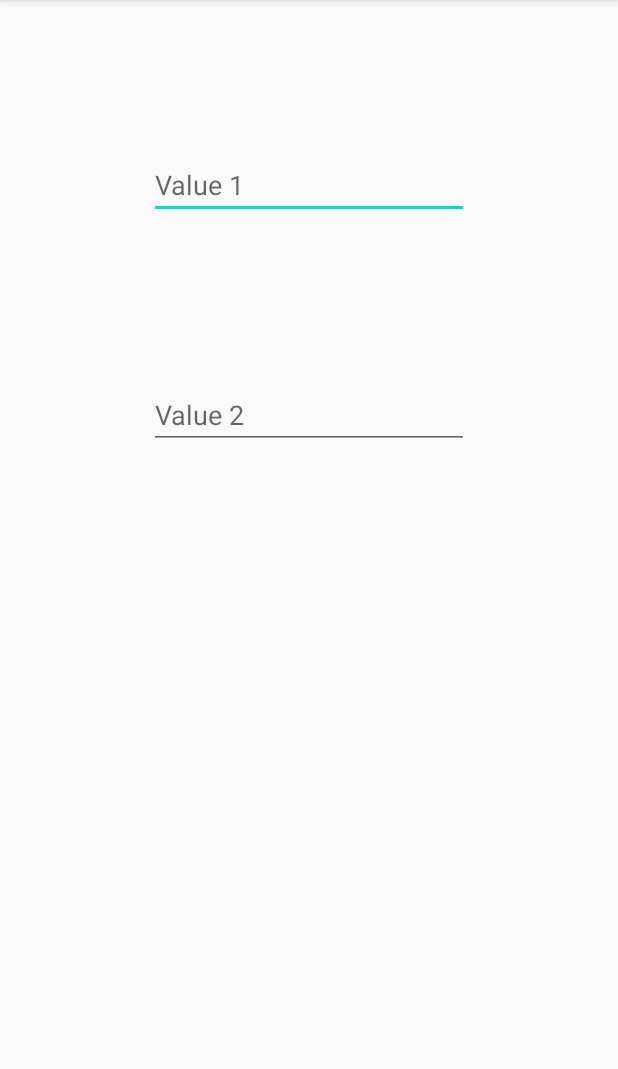
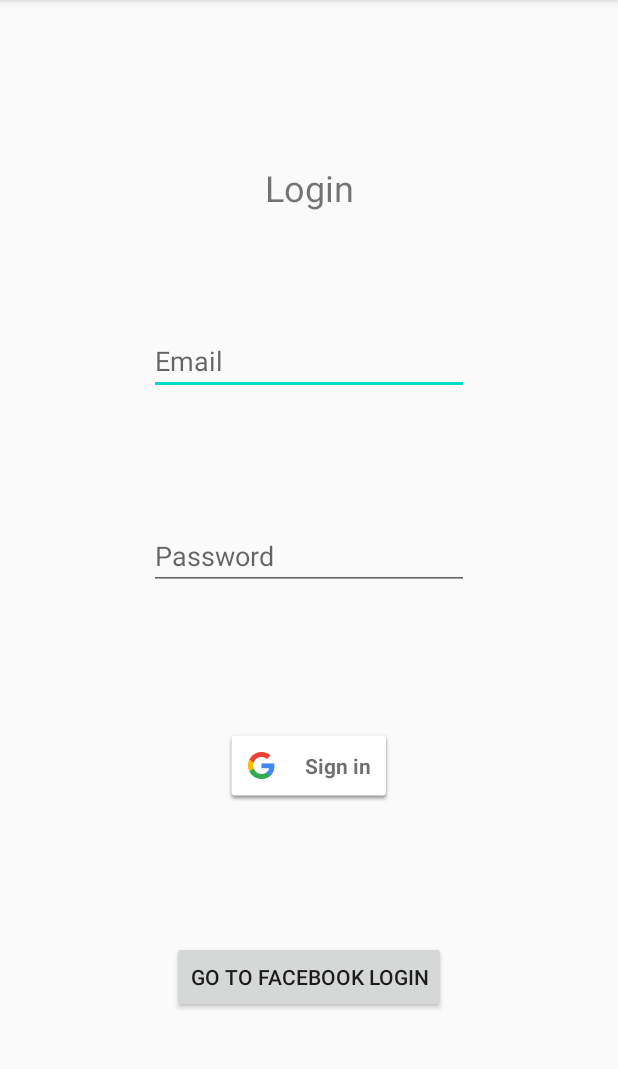
Before and after one commit to niko6116/House-of-Code-Development-Task, an Android app: the screen it shows after launch (DatabaseActivity before the commit, LoginActivity after it), on a phone screen of 412 x 824 dp, the part 84-1153 px from its top. Run offline under Robolectric (Android 15) with nearby library versions, the phone set to English and light mode, and no system bars; our stand-ins replace Firebase (no records; nobody signed in at launch, a user with empty details on screens opened directly); libraries missing offline, so code that uses them is left out: com.firebase.client; 1 statement that could not run was skipped.

Commit message:
LoginActivity created and given Google login functionality (not finished). ChatActivity created and given logout functionality (not finished).

```diff
--- a/app/build.gradle
+++ b/app/build.gradle
@@ -41,6 +41,7 @@ dependencies {
     implementation 'com.google.firebase:firebase-firestore:15.0.0'
     implementation 'com.google.firebase:firebase-database:15.0.0'
     implementation 'com.firebase:firebase-client-android:2.3.1'
+    implementation 'com.google.android.gms:play-services-auth:15.0.1'
 
     testImplementation 'junit:junit:4.12'
     androidTestImplementation 'androidx.test.ext:junit:1.1.1'
--- a/app/src/main/AndroidManifest.xml
+++ b/app/src/main/AndroidManifest.xml
@@ -12,7 +12,9 @@
         android:roundIcon="@mipmap/ic_launcher_round"
         android:supportsRtl="true"
         android:theme="@style/AppTheme">
-        <activity android:name=".database.DatabaseActivity"></activity>
+        <activity android:name=".chat.ChatActivity"></activity>
+        <activity android:name=".login.LoginActivity" />
+        <activity android:name=".database.DatabaseActivity" />
         <activity
             android:name=".MainActivity"
             android:label="@string/app_name"
--- a/app/src/main/java/com/niko/houseofcodedevelopmenttask/MainActivity.java
+++ b/app/src/main/java/com/niko/houseofcodedevelopmenttask/MainActivity.java
@@ -7,6 +7,7 @@ import com.firebase.client.Firebase;
 import com.google.android.material.floatingactionbutton.FloatingActionButton;
 import com.google.android.material.snackbar.Snackbar;
 import com.niko.houseofcodedevelopmenttask.database.DatabaseActivity;
+import com.niko.houseofcodedevelopmenttask.login.LoginActivity;
 
 import androidx.appcompat.app.AppCompatActivity;
 import androidx.appcompat.widget.Toolbar;
@@ -22,6 +23,7 @@ public class MainActivity extends AppCompatActivity {
         super.onCreate(savedInstanceState);
         setContentView(R.layout.activity_main);
 
+        // Pre generated start
         Toolbar toolbar = findViewById(R.id.toolbar);
         setSupportActionBar(toolbar);
 
@@ -33,11 +35,21 @@ public class MainActivity extends AppCompatActivity {
                         .setAction("Action", null).show();
             }
         });
+        // Pre generated finish
 
-        // Temporary
-        openDataBaseActivity();
+        // Go to login
+        openLoginActivity();
+
+        // For database functionality testing:
+        //openDataBaseActivity();
     }
 
+    /**
+     * Pre generated.
+     *
+     * @param menu
+     * @return
+     */
     @Override
     public boolean onCreateOptionsMenu(Menu menu) {
         // Inflate the menu; this adds items to the action bar if it is present.
@@ -45,6 +57,12 @@ public class MainActivity extends AppCompatActivity {
         return true;
     }
 
+    /**
+     * Pre generated.
+     *
+     * @param item
+     * @return
+     */
     @Override
     public boolean onOptionsItemSelected(MenuItem item) {
         // Handle action bar item clicks here. The action bar will
@@ -61,6 +79,14 @@ public class MainActivity extends AppCompatActivity {
     }
 
     /**
+     * Opens LoginActivity.
+     */
+    public void openLoginActivity() {
+        Intent intent = new Intent(this, LoginActivity.class);
+        startActivity(intent);
+    }
+
+    /**
      * Opens DatabaseActivity.
      */
     public void openDataBaseActivity() {
--- /dev/null
+++ b/app/src/main/java/com/niko/houseofcodedevelopmenttask/login/LoginActivity.java
@@ -0,0 +1,212 @@
+package com.niko.houseofcodedevelopmenttask.login;
+
+import androidx.annotation.NonNull;
+import androidx.appcompat.app.AppCompatActivity;
+
+import android.content.Intent;
+import android.os.Bundle;
+import android.util.Log;
+import android.view.View;
+import android.widget.Toast;
+
+import com.google.android.gms.auth.api.Auth;
+import com.google.android.gms.auth.api.signin.GoogleSignIn;
+import com.google.android.gms.auth.api.signin.GoogleSignInAccount;
+import com.google.android.gms.auth.api.signin.GoogleSignInClient;
+import com.google.android.gms.auth.api.signin.GoogleSignInOptions;
+import com.google.android.gms.auth.api.signin.GoogleSignInResult;
+import com.google.android.gms.common.ConnectionResult;
+import com.google.android.gms.common.api.GoogleApiClient;
+import com.google.android.gms.tasks.OnCompleteListener;
+import com.google.android.gms.tasks.Task;
+import com.google.android.material.snackbar.Snackbar;
+import com.google.firebase.auth.AuthCredential;
+import com.google.firebase.auth.AuthResult;
+import com.google.firebase.auth.FirebaseAuth;
+import com.google.firebase.auth.FirebaseUser;
+import com.google.firebase.auth.GoogleAuthProvider;
+import com.niko.houseofcodedevelopmenttask.MainActivity;
+import com.niko.houseofcodedevelopmenttask.R;
+import com.niko.houseofcodedevelopmenttask.chat.ChatActivity;
+
+public class LoginActivity extends AppCompatActivity {
+
+    // Authenticator
+    private FirebaseAuth auth;
+
+    // Listener checking authentication state
+    private FirebaseAuth.AuthStateListener authListener;
+
+    // Google sign in client
+    private GoogleSignInClient googleSignInClient;
+
+    // Google api client
+    private GoogleApiClient googleApiClient;
+
+    // Access code for authentication
+    private final static int RC_SIGN_IN = 10;
+
+    @Override
+    protected void onStart() {
+        super.onStart();
+
+        auth.addAuthStateListener(authListener);
+
+        // Check for existing signed in Google account.
+        // If the user is already signed in, the GoogleSignInAccount will be non-null.
+        //GoogleSignInAccount account = GoogleSignIn.getLastSignedInAccount(this);
+        //updateUI(account);
+    }
+
+    @Override
+    protected void onCreate(Bundle savedInstanceState) {
+        super.onCreate(savedInstanceState);
+        setContentView(R.layout.activity_login);
+
+        // Initialize FirebaseAuth
+        auth = FirebaseAuth.getInstance();
+
+        findViewById(R.id.button_login_google).setOnClickListener(new View.OnClickListener() {
+            @Override
+            public void onClick(View view) {
+                signIn();
+            }
+        });
+
+        authListener = new FirebaseAuth.AuthStateListener() {
+            @Override
+            public void onAuthStateChanged(@NonNull FirebaseAuth firebaseAuth) {
+                // If user is logged in
+                if (firebaseAuth.getCurrentUser() != null) {
+                    openChatActivity();
+                }
+            }
+        };
+
+        // Configure sign in to request the user's ID, basic profile and email address.
+        GoogleSignInOptions gso = new GoogleSignInOptions.Builder(GoogleSignInOptions.DEFAULT_SIGN_IN)
+                .requestIdToken(getString(R.string.default_web_client_id)).requestEmail().build();
+
+        // Build Google api client.
+        googleApiClient = new GoogleApiClient.Builder(this)
+                .enableAutoManage(this, new GoogleApiClient.OnConnectionFailedListener() {
+                    /* Manages what happens during failure. */
+                    @Override
+                    public void onConnectionFailed(@NonNull ConnectionResult connectionResult) {
+                        Toast.makeText(LoginActivity.this,
+                                "Something went wrong", Toast.LENGTH_SHORT).show();
+                    }
+                })
+                .addApi(Auth.GOOGLE_SIGN_IN_API, gso).build();
+
+        /*
+        // GoogleSignInClient with the specifications from the GoogleSignInOptions object.
+        googleSignInClient = GoogleSignIn.getClient(this, gso);
+
+        Intent signInIntent = Auth.GoogleSignInApi.getSignInIntent(googleSignInClient);
+        startActivityForResult(signInIntent, RC_SIGN_IN);
+
+        findViewById(R.id.button_login_google).setOnClickListener(new View.OnClickListener() {
+            @Override
+            public void onClick(View view) {
+                switch (v.getId()) {
+                    case R.id.button_login_google:
+                        signIn();
+                        break;
+                    // ...
+            }
+        });
+        }
+        */
+    }
+
+    @Override
+    public void onActivityResult(int requestCode, int resultCode, Intent intent) {
+        super.onActivityResult(requestCode, resultCode, intent);
+
+        // Result returned from GoogleSignInClient.getSignInIntent(intent);
+        if (requestCode == RC_SIGN_IN) {
+            GoogleSignInResult result = Auth.GoogleSignInApi.getSignInResultFromIntent(intent);
+            //Task<GoogleSignInAccount> task = GoogleSignIn.getSignedInAccountFromIntent(intent); // Completed Task returned
+            //handleSignInResult(task);
+            if (result.isSuccess()) {
+                // Google sign in was successful. Authenticate with Firebase.
+                GoogleSignInAccount account = result.getSignInAccount();
+                firebaseAuthWithGoogle(account);
+            } else {
+                // Google sign in failed
+                Toast.makeText(LoginActivity.this,
+                        "Authentication went wrong", Toast.LENGTH_SHORT).show();
+            }
+        }
+    }
+
+    /**
+     * Authenticate with Firebase
+     *
+     * @param account
+     */
+    private void firebaseAuthWithGoogle(GoogleSignInAccount account) {
+        AuthCredential credential = GoogleAuthProvider.getCredential(account.getIdToken(), null);
+        auth.signInWithCredential(credential)
+                .addOnCompleteListener(this, new OnCompleteListener<AuthResult>() {
+                    @Override
+                    public void onComplete(@NonNull Task<AuthResult> task) {
+                        if (task.isSuccessful()) {
+                            // Sign in success, update UI with the signed-in user's information
+                            Log.d("TAG", "signInWithCredential:success");
+                            FirebaseUser user = auth.getCurrentUser();
+                            updateUI(user);
+                        } else {
+                            // If sign in fails, display a message to the user.
+                            Log.w("TAG", "signInWithCredential:failure", task.getException());
+                            //Toast.makeText(LoginActivity.this, "Authentication Failed.", Toast.LENGTH_SHORT).show();
+                            Snackbar.make(new View(LoginActivity.this),
+                                    "Authentication Failed.", Snackbar.LENGTH_SHORT).show();
+                            updateUI(null);
+                        }
+
+                        // ...
+                    }
+                });
+    }
+
+    /**
+     * Sign in.
+     */
+    private void signIn() {
+        Intent signInIntent = googleSignInClient.getSignInIntent();
+        startActivityForResult(signInIntent, RC_SIGN_IN);
+    }
+
+    /**
+     * If signed in, go to chat room.
+     *
+     * @param user
+     */
+    private void updateUI(FirebaseUser user) {
+        if (user != null) {
+            openChatActivity();
+        }
+    }
+
+    /**
+     * If signed in, go to chat room.
+     *
+     * @param account
+     */
+    private void updateUI2(GoogleSignInAccount account) {
+        if (account != null) {
+            openChatActivity();
+        }
+    }
+
+    /**
+     * Opens ChatActivity.
+     */
+    private void openChatActivity() {
+        Intent intent = new Intent(this, ChatActivity.class);
+        startActivity(intent);
+    }
+
+}
--- /dev/null
+++ b/app/src/main/res/layout/activity_login.xml
@@ -0,0 +1,80 @@
+<?xml version="1.0" encoding="utf-8"?>
+<androidx.constraintlayout.widget.ConstraintLayout xmlns:android="http://schemas.android.com/apk/res/android"
+    xmlns:app="http://schemas.android.com/apk/res-auto"
+    xmlns:tools="http://schemas.android.com/tools"
+    android:layout_width="match_parent"
+    android:layout_height="match_parent"
+    tools:context=".login.LoginActivity">
+
+    <TextView
+        android:id="@+id/textview_login"
+        android:layout_width="wrap_content"
+        android:layout_height="wrap_content"
+        android:layout_gravity="center"
+        android:layout_marginTop="32dp"
+        android:text="@string/login_label"
+        android:textSize="24sp"
+        app:layout_constraintBottom_toTopOf="@id/field_email"
+        app:layout_constraintEnd_toEndOf="parent"
+        app:layout_constraintStart_toStartOf="parent"
+        app:layout_constraintTop_toTopOf="parent"
+        app:layout_constraintVertical_bias="0.50" />
+
+    <EditText
+        android:id="@+id/field_email"
+        android:layout_width="wrap_content"
+        android:layout_height="wrap_content"
+        android:layout_gravity="center"
+        android:layout_marginBottom="8dp"
+        android:autofillHints="@string/email_hint"
+        android:ems="10"
+        android:hint="@string/email_hint"
+        android:inputType="textEmailAddress"
+        app:layout_constraintBottom_toTopOf="@id/field_password"
+        app:layout_constraintEnd_toEndOf="parent"
+        app:layout_constraintStart_toStartOf="parent"
+        app:layout_constraintTop_toBottomOf="@id/textview_login"
+        app:layout_constraintVertical_bias="0.50" />
+
+    <EditText
+        android:id="@+id/field_password"
+        android:layout_width="wrap_content"
+        android:layout_height="wrap_content"
+        android:layout_gravity="center"
+        android:layout_marginBottom="16dp"
+        android:autofillHints="@string/password_hint"
+        android:ems="10"
+        android:hint="@string/password_hint"
+        android:inputType="textPassword"
+        app:layout_constraintBottom_toTopOf="@id/button_login_google"
+        app:layout_constraintEnd_toEndOf="parent"
+        app:layout_constraintStart_toStartOf="parent"
+        app:layout_constraintTop_toBottomOf="@id/field_email"
+        app:layout_constraintVertical_bias="0.50" />
+
+    <com.google.android.gms.common.SignInButton
+        android:id="@+id/button_login_google"
+        android:layout_width="wrap_content"
+        android:layout_height="wrap_content"
+        android:layout_gravity="center"
+        android:layout_marginBottom="16dp"
+        app:layout_constraintBottom_toTopOf="@id/button_go_to_facebook_login"
+        app:layout_constraintEnd_toEndOf="parent"
+        app:layout_constraintStart_toStartOf="parent"
+        app:layout_constraintTop_toBottomOf="@id/field_password"
+        app:layout_constraintVertical_bias="0.50" />
+
+    <Button
+        android:id="@+id/button_go_to_facebook_login"
+        android:layout_width="wrap_content"
+        android:layout_height="wrap_content"
+        android:layout_gravity="center"
+        android:layout_marginBottom="16dp"
+        android:text="@string/go_to_facebook_login_button"
+        app:layout_constraintBottom_toBottomOf="parent"
+        app:layout_constraintEnd_toEndOf="parent"
+        app:layout_constraintStart_toStartOf="parent"
+        app:layout_constraintTop_toBottomOf="@id/button_login_google"
+        app:layout_constraintVertical_bias="0.50" />
+
+</androidx.constraintlayout.widget.ConstraintLayout>
--- a/app/src/main/res/values/strings.xml
+++ b/app/src/main/res/values/strings.xml
@@ -7,9 +7,11 @@
     <string name="next">Next</string>
     <string name="previous">Previous</string>
 
-    <string name="login">Login</string>
+    <string name="login_label">Login</string>
     <string name="email_hint">Email</string>
     <string name="password_hint">Password</string>
+    <string name="login_button">Login</string>
+    <string name="go_to_facebook_login_button">Go to Facebook login</string>
 
     <string name="hello_second_fragment">Hello second fragment. Arg: %1$s</string>
 
```
Also changed, not shown: app/src/main/java/com/niko/houseofcodedevelopmenttask/chat/ChatActivity.java (added, +74 -0 lines), app/src/main/res/layout/activity_chat.xml (added, +9 -0 lines), app/src/main/res/layout/fragment_first.xml (+1 -55 lines).
